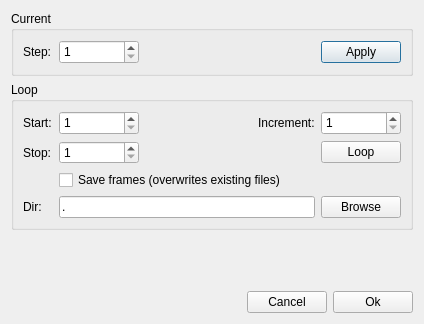
The window that ElmerGUI/vtkpost/timestep.ui (tehnick/elmerfem) describes before a commit, drawn with Qt 5.
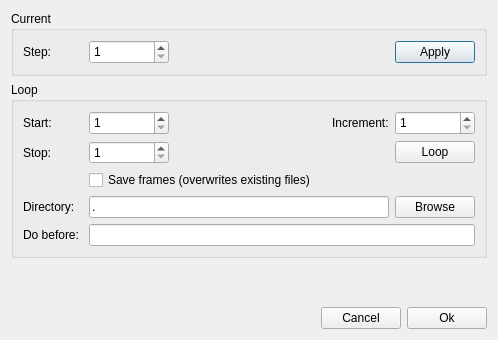
The same window after the commit. Icons and pictures are not drawn.

Commit message: ElmerGUI: fix file read + add timestep panel option to execute matc commands before frame...

```diff
--- a/ElmerGUI/vtkpost/timestep.ui
+++ b/ElmerGUI/vtkpost/timestep.ui
@@ -5,8 +5,8 @@
    <rect>
     <x>0</x>
     <y>0</y>
-    <width>424</width>
-    <height>324</height>
+    <width>498</width>
+    <height>340</height>
    </rect>
   </property>
   <property name="windowTitle" >
@@ -28,7 +28,7 @@
          <widget class="QLabel" name="timeStepLabel" >
           <property name="minimumSize" >
            <size>
-            <width>30</width>
+            <width>60</width>
             <height>0</height>
            </size>
           </property>
@@ -170,7 +170,7 @@
          <widget class="QLabel" name="stopLabel" >
           <property name="minimumSize" >
            <size>
-            <width>30</width>
+            <width>60</width>
             <height>0</height>
            </size>
           </property>
@@ -226,12 +226,12 @@
          <widget class="QLabel" name="label_2" >
           <property name="minimumSize" >
            <size>
-            <width>30</width>
+            <width>60</width>
             <height>0</height>
            </size>
           </property>
           <property name="text" >
-           <string>Dir:</string>
+           <string>Directory:</string>
           </property>
          </widget>
         </item>
@@ -257,6 +257,39 @@
         </item>
        </layout>
       </item>
+      <item>
+       <layout class="QHBoxLayout" >
+        <item>
+         <widget class="QLabel" name="doBeforeLabel" >
+          <property name="minimumSize" >
+           <size>
+            <width>60</width>
+            <height>0</height>
+           </size>
+          </property>
+          <property name="text" >
+           <string>Do before:</string>
+          </property>
+         </widget>
+        </item>
+        <item>
+         <widget class="QLineEdit" name="doBefore" >
+          <property name="minimumSize" >
+           <size>
+            <width>305</width>
+            <height>0</height>
+           </size>
+          </property>
+          <property name="maximumSize" >
+           <size>
+            <width>16777215</width>
+            <height>24</height>
+           </size>
+          </property>
+         </widget>
+        </item>
+       </layout>
+      </item>
      </layout>
     </widget>
    </item>
@@ -268,7 +301,7 @@
      <property name="sizeHint" >
       <size>
        <width>20</width>
-       <height>21</height>
+       <height>16</height>
       </size>
      </property>
     </spacer>
```
The commit also changes 1 other file.
